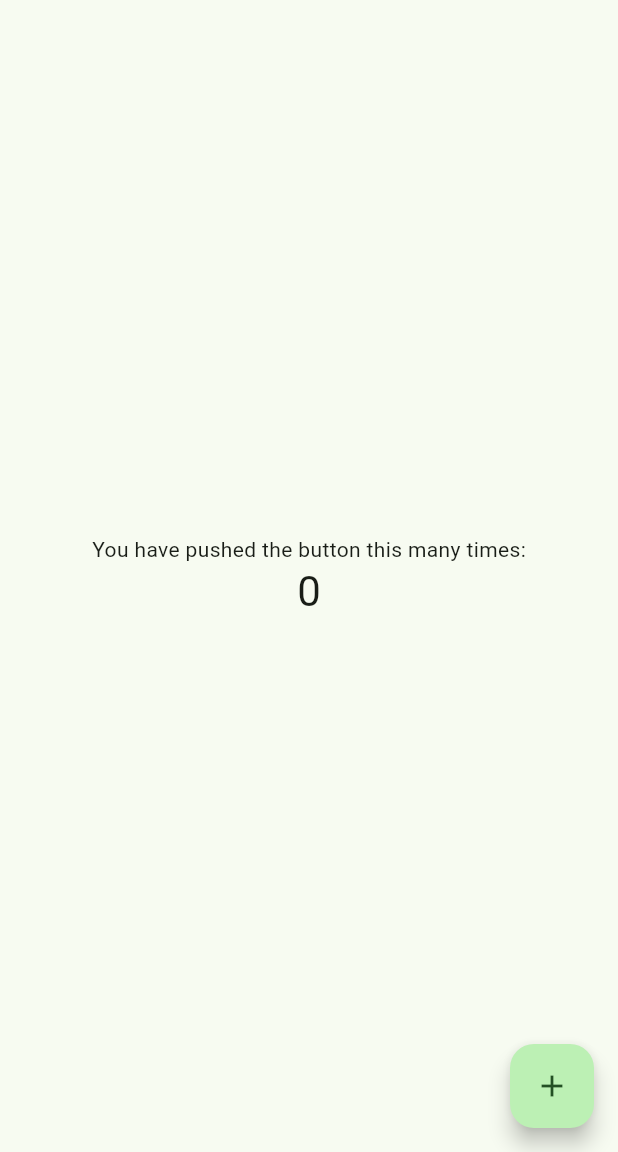
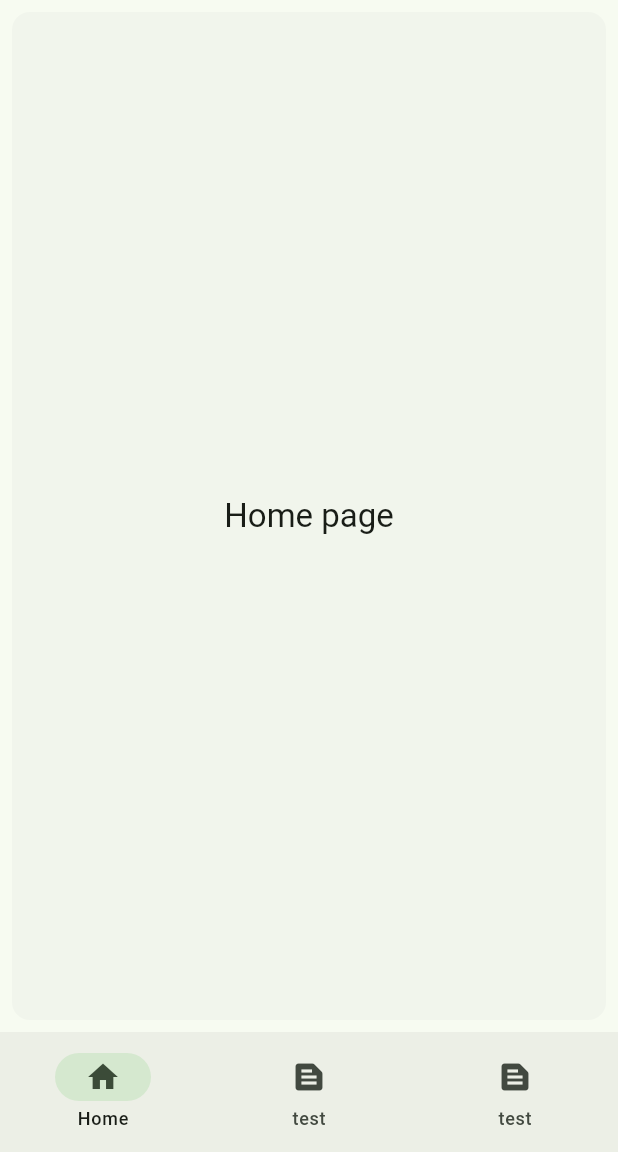
Before and after one commit to ynishimi/Study_app, a Flutter app: the screen it shows after launch, on a phone screen of 412 x 824 dp, the part 84-1236 px from its top. Run offline on Flutter 3.47's test engine with Material 3 defaults, Android fonts, the phone set to English and light mode, and no system bars; our stand-ins replace firebase_core; accounts and stored records are empty.

Commit message:
ナビゲーションバーを追加

```diff
--- a/lib/home_page.dart
+++ b/lib/home_page.dart
@@ -19,21 +19,23 @@
 }
 
 class _MyHomePageState extends State<HomePage> {
-  int _counter = 0;
+  // int _counter = 0;
+  int currentPageIndex = 0;
 
-  void _incrementCounter() {
-    setState(() {
-      // This call to setState tells the Flutter framework that something has
-      // changed in this State, which causes it to rerun the build method below
-      // so that the display can reflect the updated values. If we changed
-      // _counter without calling setState(), then the build method would not be
-      // called again, and so nothing would appear to happen.
-      _counter++;
-    });
-  }
+  // void _incrementCounter() {
+  //   setState(() {
+  //     // This call to setState tells the Flutter framework that something has
+  //     // changed in this State, which causes it to rerun the build method below
+  //     // so that the display can reflect the updated values. If we changed
+  //     // _counter without calling setState(), then the build method would not be
+  //     // called again, and so nothing would appear to happen.
+  //     _counter++;
+  //   });
+  // }
 
   @override
   Widget build(BuildContext context) {
+    final ThemeData theme = Theme.of(context);
     // This method is rerun every time setState is called, for instance as done
     // by the _incrementCounter method above.
     //
@@ -50,39 +52,143 @@
         // the App.build method, and use it to set our appbar title.
         title: Text(widget.title),
       ),
-      body: Center(
-        // Center is a layout widget. It takes a single child and positions it
-        // in the middle of the parent.
-        child: Column(
-          // Column is also a layout widget. It takes a list of children and
-          // arranges them vertically. By default, it sizes itself to fit its
-          // children horizontally, and tries to be as tall as its parent.
-          //
-          // Column has various properties to control how it sizes itself and
-          // how it positions its children. Here we use mainAxisAlignment to
-          // center the children vertically; the main axis here is the vertical
-          // axis because Columns are vertical (the cross axis would be
-          // horizontal).
-          //
-          // TRY THIS: Invoke "debug painting" (choose the "Toggle Debug Paint"
-          // action in the IDE, or press "p" in the console), to see the
-          // wireframe for each widget.
-          mainAxisAlignment: MainAxisAlignment.center,
-          children: <Widget>[
-            const Text(
-              'You have pushed the button this many times:',
+      body: <Widget>[
+        /// Home page
+        Card(
+          shadowColor: Colors.transparent,
+          margin: const EdgeInsets.all(8.0),
+          child: SizedBox.expand(
+            child: Center(
+              child: Text(
+                'Home page',
+                style: theme.textTheme.titleLarge,
+              ),
             ),
-            Text(
-              '$_counter',
-              style: Theme.of(context).textTheme.headlineMedium,
-            ),
-          ],
+          ),
         ),
-      ),
-      floatingActionButton: FloatingActionButton(
-        onPressed: _incrementCounter,
-        tooltip: 'Increment',
-        child: const Icon(Icons.add),
+
+        /// Notifications page
+        const Padding(
+          padding: EdgeInsets.all(8.0),
+          child: Column(
+            children: <Widget>[
+              Card(
+                child: ListTile(
+                  leading: Icon(Icons.notifications_sharp),
+                  title: Text('Notification 1'),
+                  subtitle: Text('This is a notification'),
+                ),
+              ),
+              Card(
+                child: ListTile(
+                  leading: Icon(Icons.notifications_sharp),
+                  title: Text('Notification 2'),
+                  subtitle: Text('This is a notification'),
+                ),
+              ),
+            ],
+          ),
+        ),
+
+        /// Messages page
+        ListView.builder(
+          reverse: true,
+          itemCount: 2,
+          itemBuilder: (BuildContext context, int index) {
+            if (index == 0) {
+              return Align(
+                alignment: Alignment.centerRight,
+                child: Container(
+                  margin: const EdgeInsets.all(8.0),
+                  padding: const EdgeInsets.all(8.0),
+                  decoration: BoxDecoration(
+                    color: theme.colorScheme.primary,
+                    borderRadius: BorderRadius.circular(8.0),
+                  ),
+                  child: Text(
+                    'Hello',
+                    style: theme.textTheme.bodyLarge!
+                        .copyWith(color: theme.colorScheme.onPrimary),
+                  ),
+                ),
+              );
+            }
+            return Align(
+              alignment: Alignment.centerLeft,
+              child: Container(
+                margin: const EdgeInsets.all(8.0),
+                padding: const EdgeInsets.all(8.0),
+                decoration: BoxDecoration(
+                  color: theme.colorScheme.primary,
+                  borderRadius: BorderRadius.circular(8.0),
+                ),
+                child: Text(
+                  'Hi!',
+                  style: theme.textTheme.bodyLarge!
+                      .copyWith(color: theme.colorScheme.onPrimary),
+                ),
+              ),
+            );
+          },
+        ),
+      ][currentPageIndex],
+
+      // body: Center(
+      //   // Center is a layout widget. It takes a single child and positions it
+      //   // in the middle of the parent.
+      //   child: Column(
+      //     // Column is also a layout widget. It takes a list of children and
+      //     // arranges them vertically. By default, it sizes itself to fit its
+      //     // children horizontally, and tries to be as tall as its parent.
+      //     //
+      //     // Column has various properties to control how it sizes itself and
+      //     // how it positions its children. Here we use mainAxisAlignment to
+      //     // center the children vertically; the main axis here is the vertical
+      //     // axis because Columns are vertical (the cross axis would be
+      //     // horizontal).
+      //     //
+      //     // TRY THIS: Invoke "debug painting" (choose the "Toggle Debug Paint"
+      //     // action in the IDE, or press "p" in the console), to see the
+      //     // wireframe for each widget.
+      //     mainAxisAlignment: MainAxisAlignment.center,
+      //     children: <Widget>[
+      //       const Text(
+      //         'You have pushed the button this many times:',
+      //       ),
+      //       Text(
+      //         '$_counter',
+      //         style: Theme.of(context).textTheme.headlineMedium,
+      //       ),
+      //     ],
+      //   ),
+      // ),
+      // floatingActionButton: FloatingActionButton(
+      //   onPressed: _incrementCounter,
+      //   tooltip: 'Increment',
+      //   child: const Icon(Icons.add),
+      // ),
+      bottomNavigationBar: NavigationBar(
+        onDestinationSelected: (int index) {
+          // 選択を監視
+          setState(() {
+            currentPageIndex = index;
+          });
+        },
+        selectedIndex: currentPageIndex,
+        destinations: const <Widget>[
+          NavigationDestination(
+            icon: Icon(Icons.home),
+            label: 'Home',
+          ),
+          NavigationDestination(
+            icon: Icon(Icons.text_snippet),
+            label: 'test',
+          ),
+          NavigationDestination(
+            icon: Icon(Icons.text_snippet),
+            label: 'test',
+          ),
+        ],
       ), // This trailing comma makes auto-formatting nicer for build methods.
     );
   }
--- a/lib/main.dart
+++ b/lib/main.dart
@@ -2,11 +2,11 @@
 import 'home_page.dart';
 
 void main() {
-  runApp(const MyApp());
+  runApp(const StudyApp());
 }
 
-class MyApp extends StatelessWidget {
-  const MyApp({super.key});
+class StudyApp extends StatelessWidget {
+  const StudyApp({super.key});
 
   // This widget is the root of your application.
   @override
```
Also changed, not shown: 1 other file.
